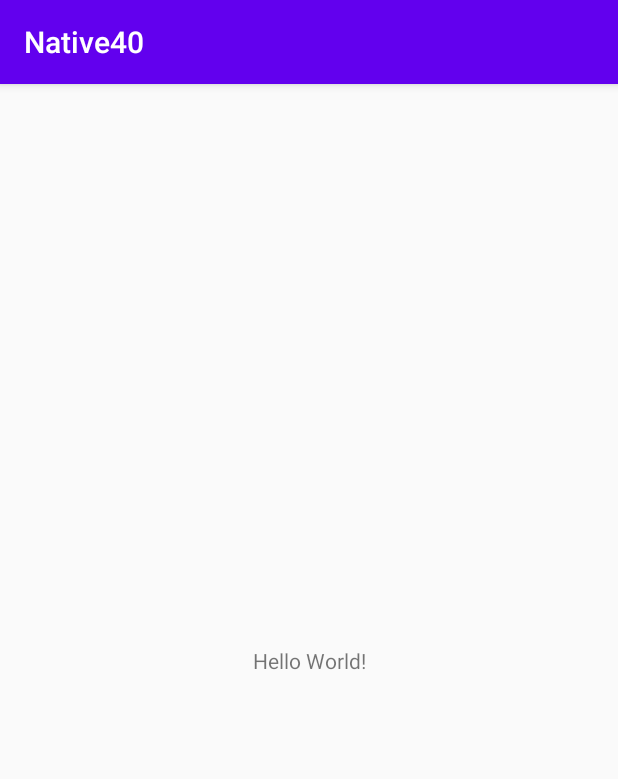
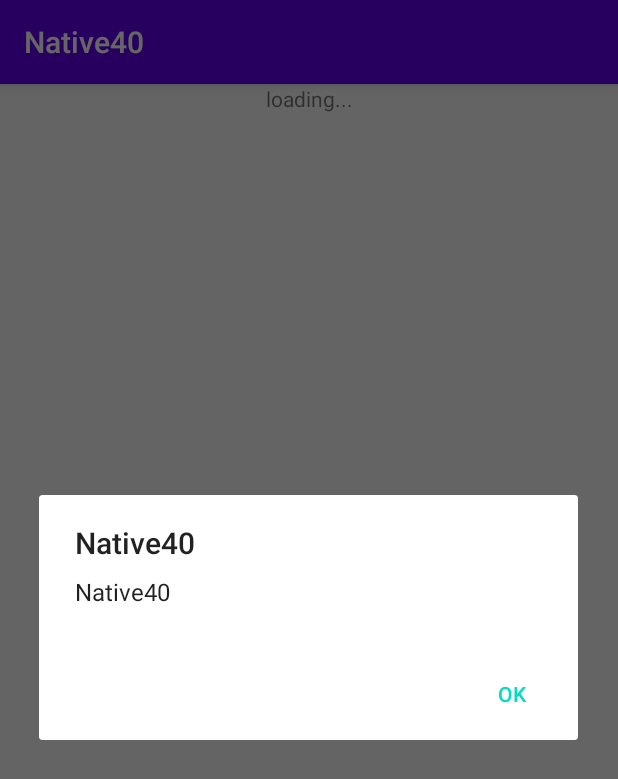
Before and after one commit to yono-ms/Native40, an Android app: the screen it shows after launch (MainActivity), on a phone screen of 412 x 824 dp. Shown: the top 779 px of the screen. Run offline under Robolectric (Android 15) with nearby library versions, the phone set to English and light mode, and no system bars; our stand-ins replace data binding; libraries missing offline, so code that uses them is left out: org.slf4j; 8 statements that could not run were skipped.

Commit message:
fragment

```diff
--- /dev/null
+++ b/app/src/main/java/com/example/native40/AlertDialogFragment.kt
@@ -0,0 +1,93 @@
+/*
+ * Copyright (c) 2020. yono-ms
+ */
+
+package com.example.native40
+
+import android.app.Dialog
+import android.content.Intent
+import android.os.Bundle
+import androidx.appcompat.app.AlertDialog
+import androidx.fragment.app.DialogFragment
+import androidx.fragment.app.Fragment
+import androidx.fragment.app.activityViewModels
+import kotlinx.android.synthetic.main.dialog_error.view.*
+import org.slf4j.LoggerFactory
+
+class AlertDialogFragment : DialogFragment() {
+    companion object {
+        private const val KEY_TITLE = "TITLE"
+        private const val KEY_MESSAGE = "MESSAGE"
+        private const val KEY_ITEMS = "ITEMS"
+        private const val KEY_EXCEPTION = "EXCEPTION"
+
+        private val logger =
+            LoggerFactory.getLogger(AlertDialogFragment::class.java.simpleName)
+
+        fun newInstance(
+            dialogMessage: DialogMessage,
+            target: Fragment? = null
+        ): AlertDialogFragment {
+            return AlertDialogFragment().apply {
+                arguments = Bundle().apply {
+                    putInt(KEY_TITLE, dialogMessage.title)
+                    dialogMessage.message?.let { putInt(KEY_MESSAGE, it) }
+                    dialogMessage.items?.let { putStringArray(KEY_ITEMS, it.toTypedArray()) }
+                    dialogMessage.exception?.let {
+                        putString(KEY_MESSAGE, it.message)
+                        putString(KEY_EXCEPTION, it.toString())
+                    }
+                }
+                target?.let { setTargetFragment(target, dialogMessage.requestCode.rawValue) }
+            }
+        }
+    }
+
+    val mainViewModel by activityViewModels<MainViewModel>()
+
+    override fun onCreateDialog(savedInstanceState: Bundle?): Dialog {
+        return activity?.let { activity ->
+            val builder = AlertDialog.Builder(activity)
+            arguments?.getInt(KEY_TITLE)?.let { title -> builder.setTitle(title) }
+            when (targetRequestCode) {
+                RequestCode.ALERT.rawValue -> {
+                    if (arguments?.containsKey(KEY_EXCEPTION) == true) {
+                        // 例外フォーマット
+                        val inflater = requireActivity().layoutInflater
+                        val view = inflater.inflate(R.layout.dialog_error, null)
+                        arguments?.getString(KEY_MESSAGE)?.let { view.textViewMessage.text = it }
+                        arguments?.getString(KEY_EXCEPTION)
+                            ?.let { view.textViewException.text = it }
+                        builder.setView(view)
+                    } else {
+                        // 標準フォーマット
+                        arguments?.getInt(KEY_MESSAGE)?.let { message ->
+                            builder.setMessage(message)
+                            builder.setPositiveButton(R.string.button_ok) { dialog, which ->
+                                logger.info("dialog=$dialog which=$which")
+                                targetFragment?.onActivityResult(targetRequestCode, which, null)
+                                dialog.dismiss()
+                            }
+                        }
+                    }
+
+                }
+                RequestCode.SINGLE_CHOICE.rawValue -> {
+                    arguments?.getStringArray(KEY_ITEMS)?.let { items ->
+                        builder.setItems(items) { dialog, which ->
+                            logger.info("dialog=$dialog which=$which")
+                            targetFragment?.onActivityResult(
+                                targetRequestCode,
+                                which,
+                                Intent().apply {
+                                    putExtra(ExtraKey.SINGLE_CHOICE.rawValue, items[which])
+                                })
+                            dialog.dismiss()
+                        }
+                    }
+                }
+            }
+            builder.create().also { isCancelable = false }
+        } ?: throw IllegalStateException("activity is null.")
+    }
+}
--- /dev/null
+++ b/app/src/main/java/com/example/native40/BaseFragment.kt
@@ -0,0 +1,35 @@
+/*
+ * Copyright (c) 2020. yono-ms
+ */
+
+package com.example.native40
+
+import android.content.Intent
+import androidx.fragment.app.Fragment
+import androidx.lifecycle.Observer
+import org.slf4j.Logger
+import org.slf4j.LoggerFactory
+
+open class BaseFragment : Fragment() {
+    val logger: Logger by lazy {
+        LoggerFactory.getLogger(javaClass.simpleName)
+    }
+
+    fun initBaseFragment(viewModel: BaseViewModel) {
+        logger.info("initBaseFragment vm=$viewModel")
+
+        viewModel.dialogMessage.observe(viewLifecycleOwner, Observer {
+            it?.let {
+                logger.info(it.toString())
+                val dialog = AlertDialogFragment.newInstance(it, this)
+                dialog.show(requireActivity().supportFragmentManager, "alert")
+                viewModel.dialogMessage.value = null
+            }
+        })
+    }
+
+    override fun onActivityResult(requestCode: Int, resultCode: Int, data: Intent?) {
+        logger.info("onActivityResult requestCode=$requestCode resultCode=$resultCode")
+        super.onActivityResult(requestCode, resultCode, data)
+    }
+}
--- /dev/null
+++ b/app/src/main/java/com/example/native40/BaseViewModel.kt
@@ -0,0 +1,18 @@
+/*
+ * Copyright (c) 2020. yono-ms
+ */
+
+package com.example.native40
+
+import androidx.lifecycle.MutableLiveData
+import androidx.lifecycle.ViewModel
+import org.slf4j.Logger
+import org.slf4j.LoggerFactory
+
+open class BaseViewModel : ViewModel() {
+    val logger: Logger by lazy {
+        LoggerFactory.getLogger(javaClass.simpleName)
+    }
+
+    val dialogMessage: MutableLiveData<DialogMessage> by lazy { MutableLiveData<DialogMessage>() }
+}
--- /dev/null
+++ b/app/src/main/java/com/example/native40/Constants.kt
@@ -0,0 +1,14 @@
+/*
+ * Copyright (c) 2020. yono-ms
+ */
+
+package com.example.native40
+
+enum class RequestCode(val rawValue: Int) {
+    ALERT(100),
+    SINGLE_CHOICE(101)
+}
+
+enum class ExtraKey(val rawValue: String) {
+    SINGLE_CHOICE("SINGLE_CHOICE")
+}
--- /dev/null
+++ b/app/src/main/java/com/example/native40/DialogMessage.kt
@@ -0,0 +1,35 @@
+/*
+ * Copyright (c) 2020. yono-ms
+ */
+
+package com.example.native40
+
+/**
+ * アラートダイアログ情報.
+ * 組み合わせ:
+ * 1. title/message
+ * 2. title/items
+ * 3. title/exception
+ */
+data class DialogMessage(
+    /**
+     * リクエストコード. 必須.
+     */
+    val requestCode: RequestCode,
+    /**
+     * タイトルリソースID. 必須.
+     */
+    val title: Int,
+    /**
+     * メッセージリソースID. 任意.
+     */
+    val message: Int? = null,
+    /**
+     * 単一選択用リスト.
+     */
+    val items: List<String>? = null,
+    /**
+     * 例外情報. 指定すると例外フォーマット表示に切り替え.
+     */
+    val exception: Throwable? = null
+)
--- a/app/src/main/java/com/example/native40/MainActivity.kt
+++ b/app/src/main/java/com/example/native40/MainActivity.kt
@@ -6,6 +6,9 @@ package com.example.native40
 
 import android.os.Bundle
 import androidx.appcompat.app.AppCompatActivity
+import androidx.databinding.DataBindingUtil
+import androidx.lifecycle.ViewModelProvider
+import com.example.native40.databinding.ActivityMainBinding
 import org.slf4j.Logger
 import org.slf4j.LoggerFactory
 
@@ -15,9 +18,21 @@ class MainActivity : AppCompatActivity() {
         private val logger: Logger = LoggerFactory.getLogger(MainActivity::class.java.simpleName)
     }
 
+    private val viewModel: MainViewModel by lazy {
+        ViewModelProvider(this)[MainViewModel::class.java]
+    }
+
     override fun onCreate(savedInstanceState: Bundle?) {
         super.onCreate(savedInstanceState)
         logger.info("onCreate savedInstanceState=$savedInstanceState")
-        setContentView(R.layout.activity_main)
+        val binding: ActivityMainBinding =
+            DataBindingUtil.setContentView(this, R.layout.activity_main)
+        binding.viewModel = viewModel
+        binding.lifecycleOwner = this
+        if (savedInstanceState == null) {
+            logger.info("savedInstanceState=$savedInstanceState")
+            supportFragmentManager.beginTransaction()
+                .replace(R.id.frameLayoutContent, StartFragment.newInstance()).commit()
+        }
     }
 }
--- /dev/null
+++ b/app/src/main/java/com/example/native40/MainViewModel.kt
@@ -0,0 +1,13 @@
+/*
+ * Copyright (c) 2020. yono-ms
+ */
+
+package com.example.native40
+
+import android.app.Application
+import androidx.lifecycle.AndroidViewModel
+import androidx.lifecycle.MutableLiveData
+
+class MainViewModel(application: Application) : AndroidViewModel(application) {
+    val headerText = MutableLiveData("loading...")
+}
--- /dev/null
+++ b/app/src/main/java/com/example/native40/StartFragment.kt
@@ -0,0 +1,54 @@
+/*
+ * Copyright (c) 2020. yono-ms
+ */
+
+package com.example.native40
+
+import android.os.Bundle
+import android.view.LayoutInflater
+import android.view.View
+import android.view.ViewGroup
+import androidx.databinding.DataBindingUtil
+import androidx.fragment.app.activityViewModels
+import androidx.lifecycle.ViewModelProvider
+import com.example.native40.databinding.StartFragmentBinding
+
+class StartFragment : BaseFragment() {
+
+    companion object {
+        fun newInstance() = StartFragment()
+    }
+
+    private val viewModel: StartViewModel by lazy {
+        ViewModelProvider(this)[StartViewModel::class.java].also {
+            initBaseFragment(it)
+        }
+    }
+
+    private val mainViewModel by activityViewModels<MainViewModel>()
+
+    override fun onCreateView(
+        inflater: LayoutInflater, container: ViewGroup?,
+        savedInstanceState: Bundle?
+    ): View? {
+        logger.info("onCreateView")
+        val binding = DataBindingUtil.inflate<StartFragmentBinding>(
+            inflater,
+            R.layout.start_fragment,
+            container,
+            false
+        ).also {
+            it.viewModel = viewModel
+            it.lifecycleOwner = viewLifecycleOwner
+        }
+        return binding.root
+    }
+
+    override fun onViewCreated(view: View, savedInstanceState: Bundle?) {
+        super.onViewCreated(view, savedInstanceState)
+        logger.info("onViewCreated")
+        if (savedInstanceState == null) {
+            viewModel.start()
+        }
+    }
+}
--- /dev/null
+++ b/app/src/main/java/com/example/native40/StartViewModel.kt
@@ -0,0 +1,33 @@
+/*
+ * Copyright (c) 2020. yono-ms
+ */
+
+package com.example.native40
+
+import androidx.lifecycle.LiveData
+import androidx.lifecycle.MutableLiveData
+import androidx.lifecycle.Transformations
+import androidx.lifecycle.viewModelScope
+import kotlinx.coroutines.delay
+import kotlinx.coroutines.launch
+
+class StartViewModel : BaseViewModel() {
+
+    val progressInt: MutableLiveData<Int> by lazy { MutableLiveData(0) }
+    val progress: LiveData<String> = Transformations.map(progressInt) {
+        "$it"
+    }
+
+    fun start() {
+        logger.info("start.")
+        viewModelScope.launch {
+            progressInt.value = progressInt.value?.plus(1)
+            delay(200)
+            progressInt.value = progressInt.value?.plus(1)
+            delay(200)
+            progressInt.value = progressInt.value?.plus(1)
+            dialogMessage.value =
+                DialogMessage(RequestCode.ALERT, R.string.app_name, R.string.app_name)
+        }
+    }
+}
--- a/app/src/main/res/layout/activity_main.xml
+++ b/app/src/main/res/layout/activity_main.xml
@@ -1,18 +1,43 @@
 <?xml version="1.0" encoding="utf-8"?>
-<androidx.constraintlayout.widget.ConstraintLayout xmlns:android="http://schemas.android.com/apk/res/android"
+<!--
+  ~ Copyright (c) 2020. yono-ms
+  -->
+
+<layout xmlns:android="http://schemas.android.com/apk/res/android"
     xmlns:app="http://schemas.android.com/apk/res-auto"
-    xmlns:tools="http://schemas.android.com/tools"
+    xmlns:tools="http://schemas.android.com/tools">
+
+    <data>
+
+        <variable
+            name="viewModel"
+            type="com.example.native40.MainViewModel" />
+    </data>
+
+    <androidx.constraintlayout.widget.ConstraintLayout
         android:layout_width="match_parent"
         android:layout_height="match_parent"
         tools:context=".MainActivity">
 
         <TextView
+            android:id="@+id/textViewHeader"
             android:layout_width="wrap_content"
             android:layout_height="wrap_content"
-        android:text="Hello World!"
-        app:layout_constraintBottom_toBottomOf="parent"
+            android:text="@{viewModel.headerText}"
             app:layout_constraintLeft_toLeftOf="parent"
             app:layout_constraintRight_toRightOf="parent"
             app:layout_constraintTop_toTopOf="parent" />
 
+        <FrameLayout
+            android:id="@+id/frameLayoutContent"
+            android:layout_width="0dp"
+            android:layout_height="0dp"
+            app:layout_constraintBottom_toBottomOf="parent"
+            app:layout_constraintEnd_toEndOf="parent"
+            app:layout_constraintStart_toStartOf="parent"
+            app:layout_constraintTop_toBottomOf="@+id/textViewHeader">
+
+        </FrameLayout>
+
     </androidx.constraintlayout.widget.ConstraintLayout>
+</layout>
--- /dev/null
+++ b/app/src/main/res/layout/start_fragment.xml
@@ -0,0 +1,28 @@
+<?xml version="1.0" encoding="utf-8"?><!--
+  ~ Copyright (c) 2020. yono-ms
+  -->
+<layout xmlns:android="http://schemas.android.com/apk/res/android"
+    xmlns:tools="http://schemas.android.com/tools">
+
+    <data>
+
+        <variable
+            name="viewModel"
+            type="com.example.native40.StartViewModel" />
+    </data>
+
+    <FrameLayout
+        android:layout_width="match_parent"
+        android:layout_height="match_parent"
+        tools:context=".StartFragment">
+
+        <TextView
+            android:id="@+id/textViewProgress"
+            android:layout_width="wrap_content"
+            android:layout_height="wrap_content"
+            android:layout_gravity="center"
+            android:text="@{viewModel.progress}"
+            tools:text="9999" />
+
+    </FrameLayout>
+</layout>
--- a/app/src/main/res/values/strings.xml
+++ b/app/src/main/res/values/strings.xml
@@ -1,3 +1,8 @@
+<!--
+  ~ Copyright (c) 2020. yono-ms
+  -->
+
 <resources>
     <string name="app_name">Native40</string>
+    <string name="button_ok">OK</string>
 </resources>
```
Also changed, not shown: app/build.gradle (+13 -0 lines), app/src/main/res/layout/dialog_error.xml (added, +43 -0 lines). Lines whose indentation alone changed are shown as unchanged.
